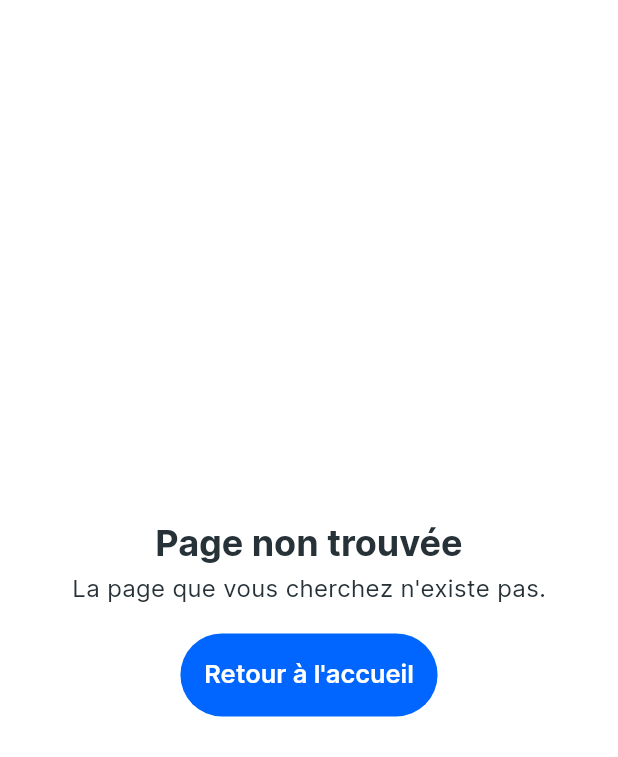
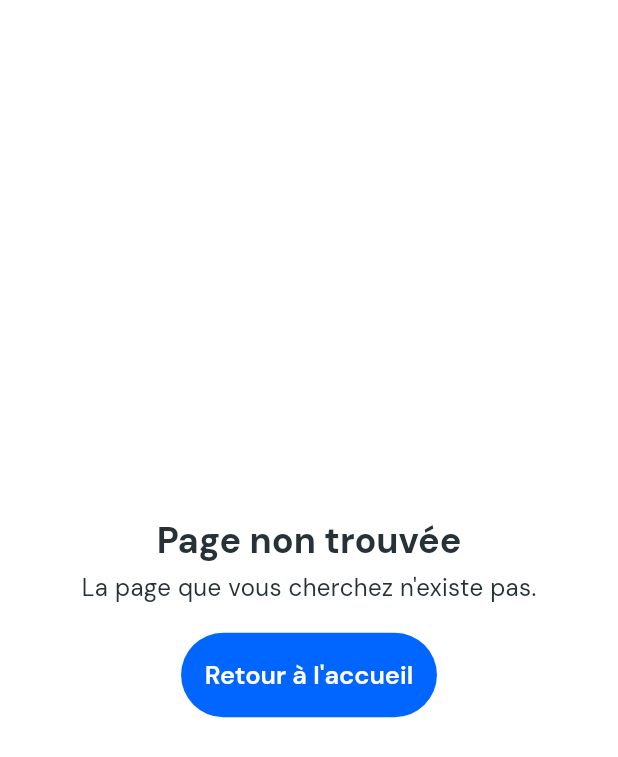
Before and after one commit to aymendn/easy-clinic, a Flutter app: the ErrorScreen screen opened directly, on a phone screen of 412 x 824 dp. Shown: the top 757 px of the screen. Run offline on Flutter 3.47's test engine with Material 3 defaults, Android fonts, the phone set to English and light mode, and no system bars; our stand-ins replace cached_network_image, equatable, flutter_animate, flutter_hooks, flutter_riverpod, flutter_screenutil and 7 more; missing offline and left inert: quick_log, window_manager; accounts and stored records are empty.

Commit message:
update fonts

```diff
--- a/client/lib/assets/fonts.gen.dart
+++ b/client/lib/assets/fonts.gen.dart
@@ -10,6 +10,9 @@
 class FontFamily {
   FontFamily._();
 
+  /// Font family: DMSans
+  static const String dMSans = 'DMSans';
+
   /// Font family: Inter
   static const String inter = 'Inter';
 }
--- /dev/null
+++ b/client/lib/constants.dart
@@ -0,0 +1,3 @@
+abstract class Constants {
+  static const String baseUrl = 'https://api.themoviedb.org/3';
+}
--- a/client/lib/router/app_router.dart
+++ b/client/lib/router/app_router.dart
@@ -44,7 +44,7 @@ final goRouterProvider = Provider<GoRouter>((ref) {
   }
 
   return GoRouter(
-    initialLocation: '/playground',
+    initialLocation: '/login',
     routes: routes,
     redirect: redirect,
     errorBuilder: (_, __) => const ErrorScreen(),
--- a/client/lib/theme/theme.dart
+++ b/client/lib/theme/theme.dart
@@ -2,11 +2,11 @@ import 'package:client/assets/fonts.gen.dart';
 import 'package:client/theme/colors.dart';
 import 'package:flutter/material.dart';
 
+class AppTheme {
+  static const fontFamily = FontFamily.dMSans;
 
-
-class AppTheme {
   static const defaultButtonTextStyle = TextStyle(
-    fontFamily: FontFamily.inter,
+    fontFamily: fontFamily,
     fontSize: 17,
     fontWeight: FontWeight.w600,
   );
@@ -14,7 +14,7 @@ class AppTheme {
   static const colors = AppColors.light;
 
   static ThemeData lightTheme = ThemeData(
-    fontFamily: FontFamily.inter,
+    fontFamily: fontFamily,
     useMaterial3: true,
     brightness: Brightness.light,
     colorScheme: ColorScheme.fromSeed(
@@ -49,13 +49,13 @@ class AppTheme {
     ),
     listTileTheme: ListTileThemeData(
       titleTextStyle: TextStyle(
-        fontFamily: FontFamily.inter,
+        fontFamily: fontFamily,
         fontSize: 17,
         fontWeight: FontWeight.w600,
         color: colors.textPrimary,
       ),
       subtitleTextStyle: TextStyle(
-        fontFamily: FontFamily.inter,
+        fontFamily: fontFamily,
         fontSize: 15,
         fontWeight: FontWeight.w500,
         color: colors.textSecondary,
@@ -74,13 +74,13 @@ class AppTheme {
       ),
       shadowColor: Colors.black45,
       titleTextStyle: TextStyle(
-        fontFamily: FontFamily.inter,
+        fontFamily: fontFamily,
         fontSize: 20,
         fontWeight: FontWeight.w600,
         color: colors.textPrimary,
       ),
       contentTextStyle: TextStyle(
-        fontFamily: FontFamily.inter,
+        fontFamily: fontFamily,
         fontSize: 16,
         color: colors.textSecondary,
       ),
```
Also changed, not shown: client/pubspec.yaml (+27 -6 lines), client/assets/fonts/DMSans/DMSans-Bold.ttf (added), client/assets/fonts/DMSans/DMSans-Light.ttf (added), client/assets/fonts/DMSans/DMSans-Medium.ttf (added), client/assets/fonts/DMSans/DMSans-Regular.ttf (added), client/assets/fonts/DMSans/DMSans-SemiBold.ttf (added), client/assets/fonts/Inter/Inter-Black.ttf (renamed from client/assets/fonts/Inter-Black.ttf), client/assets/fonts/Inter/Inter-Bold.ttf (renamed from client/assets/fonts/Inter-Bold.ttf), client/assets/fonts/Inter/Inter-Light.ttf (renamed from client/assets/fonts/Inter-Light.ttf), client/assets/fonts/Inter/Inter-Medium.ttf (renamed from client/assets/fonts/Inter-Medium.ttf), client/assets/fonts/Inter/Inter-Regular.ttf (renamed from client/assets/fonts/Inter-Regular.ttf), client/assets/fonts/Inter/Inter-SemiBold.ttf (renamed from client/assets/fonts/Inter-SemiBold.ttf), client/pubspec.lock, 1 other file.
